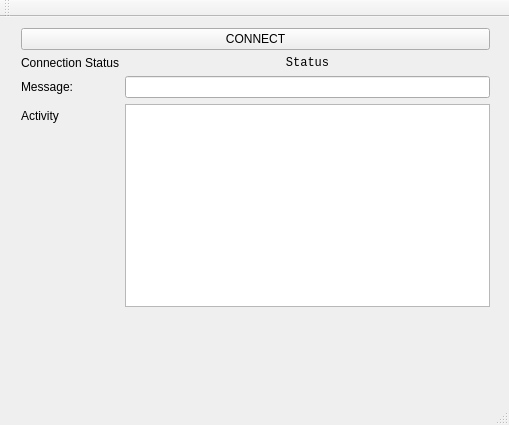
First picture: the form in client/main_window.ui, repository redmoo/P2P-Radio, before the edit.
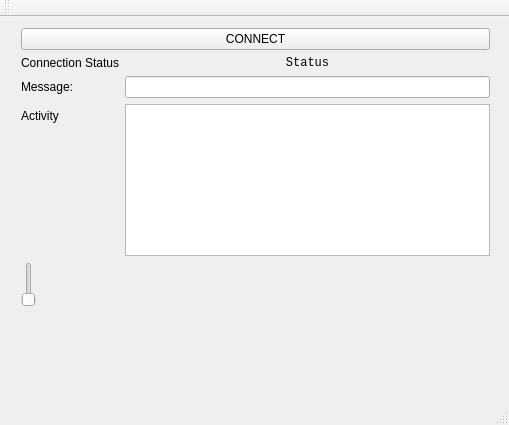
Second picture: the form after the edit.

Diff of the .ui file:
```diff
--- a/client/main_window.ui
+++ b/client/main_window.ui
@@ -94,6 +94,16 @@
        </property>
       </widget>
      </item>
+     <item row="6" column="0">
+      <widget class="QSlider" name="verticalSlider">
+       <property name="enabled">
+        <bool>true</bool>
+       </property>
+       <property name="orientation">
+        <enum>Qt::Vertical</enum>
+       </property>
+      </widget>
+     </item>
     </layout>
    </widget>
   </widget>
```
